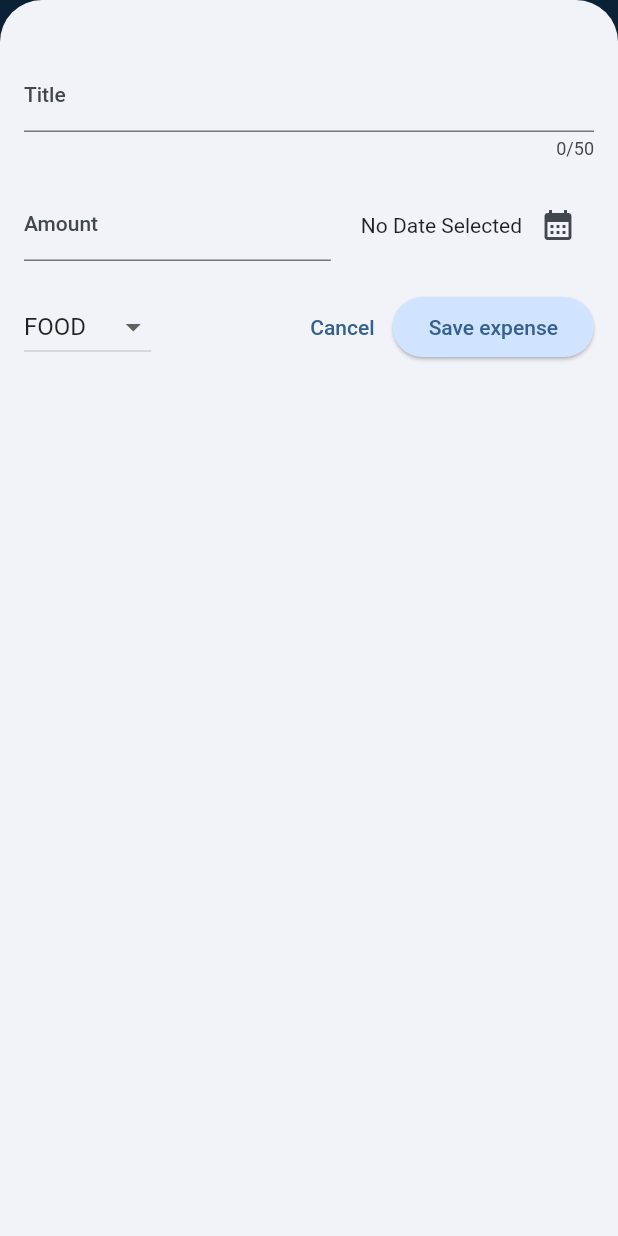
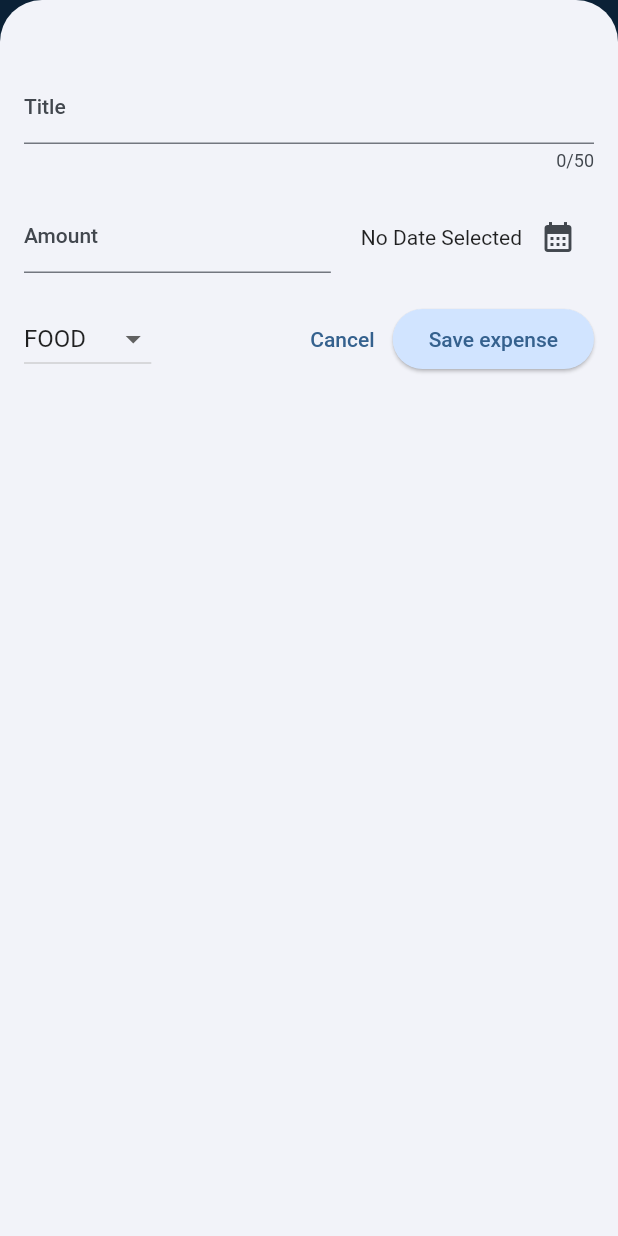
Before and after one commit to MadAra-UcHiHa89/expense_tracker, a Flutter app: the screen it shows after launch, after a tap on the "add" icon, on a phone screen of 412 x 824 dp. Run offline on Flutter 3.47's test engine with Material 2 defaults, Android fonts, the phone set to English and light mode, and no system bars.

Commit message:
Made the app responsive

```diff
--- a/lib/expenses.dart
+++ b/lib/expenses.dart
@@ -67,6 +67,7 @@ class _ExpensesState extends State<Expenses> {
 
   void _openAddExpenseOverlay() {
     showModalBottomSheet(
+      useSafeArea: true,
       isScrollControlled: true, // make the sheet full screen
       context: context,
       builder: (ctx) => NewExpense(
--- a/lib/new_expense.dart
+++ b/lib/new_expense.dart
@@ -1,3 +1,5 @@
+import "dart:io";
+import "package:flutter/cupertino.dart";
 import "package:flutter/material.dart";
 import "package:expense_tracker/models/expense.dart";
 
@@ -33,27 +35,7 @@ class _NewExpenseState extends State<NewExpense> {
         amountIsInvalid ||
         _selectedDate == null) {
       // show error message
-      showDialog(
-        context: context,
-        builder: (ctx) => AlertDialog(
-          title: Text(
-            "Invalid input",
-          ),
-          content: Text(
-            "Please enter valid input",
-          ),
-          actions: [
-            TextButton(
-              onPressed: () {
-                Navigator.pop(context); // context of the AlertDialog
-              },
-              child: Text(
-                "Go back",
-              ),
-            )
-          ],
-        ),
-      );
+      _showDialog();
       return;
     }
     // => alll input valid , create a new expense
@@ -81,12 +63,106 @@ class _NewExpenseState extends State<NewExpense> {
     });
   }
 
+  void _showDialog() {
+    if (Platform.isIOS) {
+      showCupertinoDialog(
+        context: context,
+        builder: (ctx) => CupertinoAlertDialog(
+          title: Text(
+            "Invalid input",
+          ),
+          content: Text(
+            "Please enter valid input",
+          ),
+          actions: [
+            TextButton(
+              onPressed: () {
+                Navigator.pop(context); // context of the AlertDialog
+              },
+              child: Text(
+                "Go back",
+              ),
+            )
+          ],
+        ),
+      );
+    } else {
+      showDialog(
+        context: context,
+        builder: (ctx) => AlertDialog(
+          title: Text(
+            "Invalid input",
+          ),
+          content: Text(
+            "Please enter valid input",
+          ),
+          actions: [
+            TextButton(
+              onPressed: () {
+                Navigator.pop(context); // context of the AlertDialog
+              },
+              child: Text(
+                "Go back",
+              ),
+            )
+          ],
+        ),
+      );
+    }
+  }
+
   @override
   Widget build(context) {
-    return Padding(
-      padding: const EdgeInsets.symmetric(horizontal: 16, vertical: 40),
+    final keyBoardSpace = MediaQuery.of(context)
+        .viewInsets
+        .bottom; // this return the height of the keyboard if it is open
+
+    return LayoutBuilder(
+      builder: (ctx, constraints) {
+        final width = constraints.maxWidth;
+        return SizedBox(
+          height: double.infinity,
+          child: SingleChildScrollView(
+            child: Padding(
+              padding: EdgeInsets.fromLTRB(
+                16,
+                48,
+                16,
+                keyBoardSpace + 16,
+              ),
               child: Column(
                 children: [
+                  if (width >= 600)
+                    Row(
+                      crossAxisAlignment: CrossAxisAlignment.start,
+                      children: [
+                        Expanded(
+                          child: TextField(
+                            controller: _titleController,
+                            maxLength: 50,
+                            decoration: const InputDecoration(
+                              labelText: "Title",
+                            ),
+                          ),
+                        ),
+                        const SizedBox(
+                          width: 10,
+                        ),
+                        Expanded(
+                          child: TextField(
+                            controller: _amountController,
+                            keyboardType: TextInputType.number,
+                            decoration: InputDecoration(
+                              prefixText: "\$ ",
+                              label: Text(
+                                "Amount",
+                              ),
+                            ),
+                          ),
+                        ),
+                      ],
+                    )
+                  else
                     TextField(
                       controller: _titleController,
                       maxLength: 50,
@@ -98,7 +174,9 @@ class _NewExpenseState extends State<NewExpense> {
                     height: 20,
                   ),
                   Row(
+                    mainAxisAlignment: MainAxisAlignment.spaceBetween,
                     children: [
+                      if (width < 600)
                         Expanded(
                           child: TextField(
                             controller: _amountController,
@@ -110,6 +188,26 @@ class _NewExpenseState extends State<NewExpense> {
                               ),
                             ),
                           ),
+                        ),
+                      if (width >= 600)
+                        DropdownButton(
+                          value: _selectedCategory,
+                          items: Category.values
+                              .map((category) => DropdownMenuItem(
+                                    value: category,
+                                    child: Text(
+                                      category.name.toUpperCase(),
+                                    ),
+                                  ))
+                              .toList(),
+                          onChanged: (value) {
+                            if (value == null) {
+                              return;
+                            }
+                            setState(() {
+                              _selectedCategory = value;
+                            });
+                          },
                         ),
                       const SizedBox(
                         width: 20,
@@ -136,6 +234,7 @@ class _NewExpenseState extends State<NewExpense> {
                   ),
                   Row(
                     children: [
+                      if (width < 600)
                         DropdownButton(
                           value: _selectedCategory,
                           items: Category.values
@@ -179,6 +278,10 @@ class _NewExpenseState extends State<NewExpense> {
                   )
                 ],
               ),
+            ),
+          ),
+        );
+      },
     );
   }
 }
```
Lines whose indentation alone changed are shown as unchanged.
